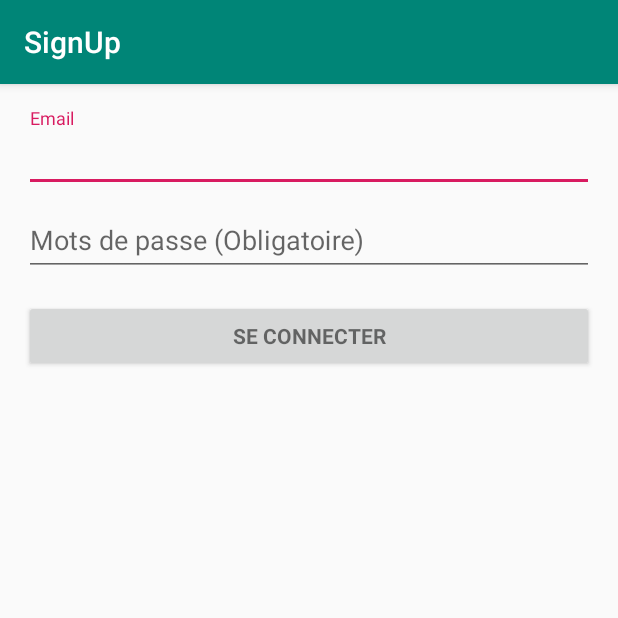
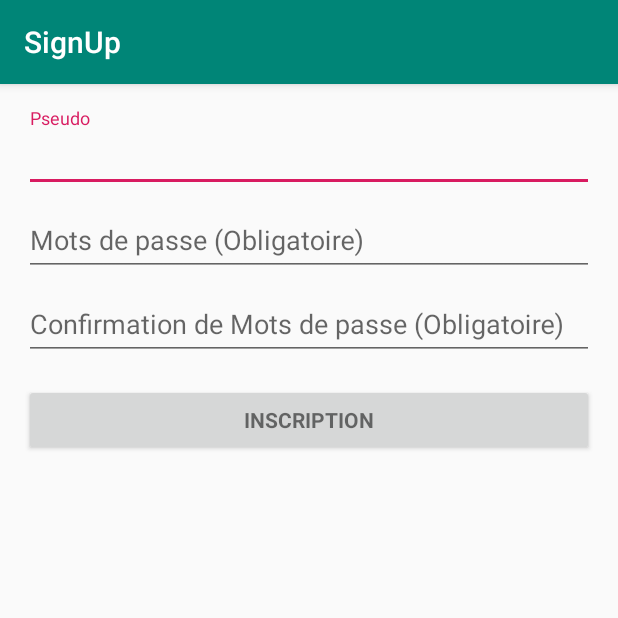
Before and after one commit to mouktar-hassan/FindEvents, an Android app: the SignUp screen opened directly, with no data from a screen before it, on a phone screen of 412 x 824 dp, the top half of it. Run offline under Robolectric (Android 15) with nearby library versions, the phone set to English and light mode, and no system bars; 3 statements that could not run were skipped.

Commit message:
Version 1.3!

```diff
--- a/app/src/main/java/com/example/findevents/MainActivity.java
+++ b/app/src/main/java/com/example/findevents/MainActivity.java
@@ -86,6 +86,8 @@ public class MainActivity extends AppCompatActivity
             Intent login =new Intent(MainActivity.this, LoginActivity.class);
             startActivity(login);
         } else if (id == R.id.nav_gallery) {
+            Intent signup =new Intent(MainActivity.this, SignUp.class);
+            startActivity(signup);
 
         } else if (id == R.id.nav_slideshow) {
 
--- a/app/src/main/res/layout/activity_login.xml
+++ b/app/src/main/res/layout/activity_login.xml
@@ -31,6 +31,11 @@
             android:layout_height="wrap_content"
             android:orientation="vertical">
 
+            <ImageView
+                android:layout_width="wrap_content"
+                android:layout_height="wrap_content"
+                android:src="@drawable/login"
+                android:layout_marginLeft="70dp"/>
             <android.support.design.widget.TextInputLayout
                 android:layout_width="match_parent"
                 android:layout_height="wrap_content">
--- a/app/src/main/res/layout/activity_sign_up.xml
+++ b/app/src/main/res/layout/activity_sign_up.xml
@@ -36,10 +36,10 @@
                 android:layout_height="wrap_content">
 
                 <AutoCompleteTextView
-                    android:id="@+id/email"
+                    android:id="@+id/Pseudo"
                     android:layout_width="match_parent"
                     android:layout_height="wrap_content"
-                    android:hint="@string/prompt_email"
+                    android:hint="@string/prompt_pseudo"
                     android:inputType="textEmailAddress"
                     android:maxLines="1"
                     android:singleLine="true" />
@@ -64,13 +64,31 @@
 
             </android.support.design.widget.TextInputLayout>
 
+            <android.support.design.widget.TextInputLayout
+                android:layout_width="match_parent"
+                android:layout_height="wrap_content">
+
+                <EditText
+                    android:id="@+id/passwordConfirmation"
+                    android:layout_width="match_parent"
+                    android:layout_height="wrap_content"
+                    android:hint="@string/prompt_passwordConfirmation"
+                    android:imeActionId="6"
+                    android:imeActionLabel="@string/action_sign_in_short"
+                    android:imeOptions="actionUnspecified"
+                    android:inputType="textPassword"
+                    android:maxLines="1"
+                    android:singleLine="true" />
+
+            </android.support.design.widget.TextInputLayout>
+
             <Button
                 android:id="@+id/email_sign_in_button"
                 style="?android:textAppearanceSmall"
                 android:layout_width="match_parent"
                 android:layout_height="wrap_content"
                 android:layout_marginTop="16dp"
-                android:text="@string/action_sign_in"
+                android:text="@string/action_sign_up"
                 android:textStyle="bold" />
 
         </LinearLayout>
--- a/app/src/main/res/values/strings.xml
+++ b/app/src/main/res/values/strings.xml
@@ -10,8 +10,11 @@
     <string name="title_activity_login">Sign in</string>
     <!-- Strings related to login -->
     <string name="prompt_email">Email</string>
+    <string name="prompt_pseudo">Pseudo</string>
     <string name="prompt_password">Mots de passe (Obligatoire)</string>
+    <string name="prompt_passwordConfirmation">Confirmation de Mots de passe (Obligatoire)</string>
     <string name="action_sign_in">Se Connecter</string>
+    <string name="action_sign_up">Inscription</string>
     <string name="action_sign_in_short">Sign in</string>
     <string name="error_invalid_email">Cette adresse email est invalide</string>
     <string name="error_invalid_password">Ce mot de passe est trop court</string>
```
